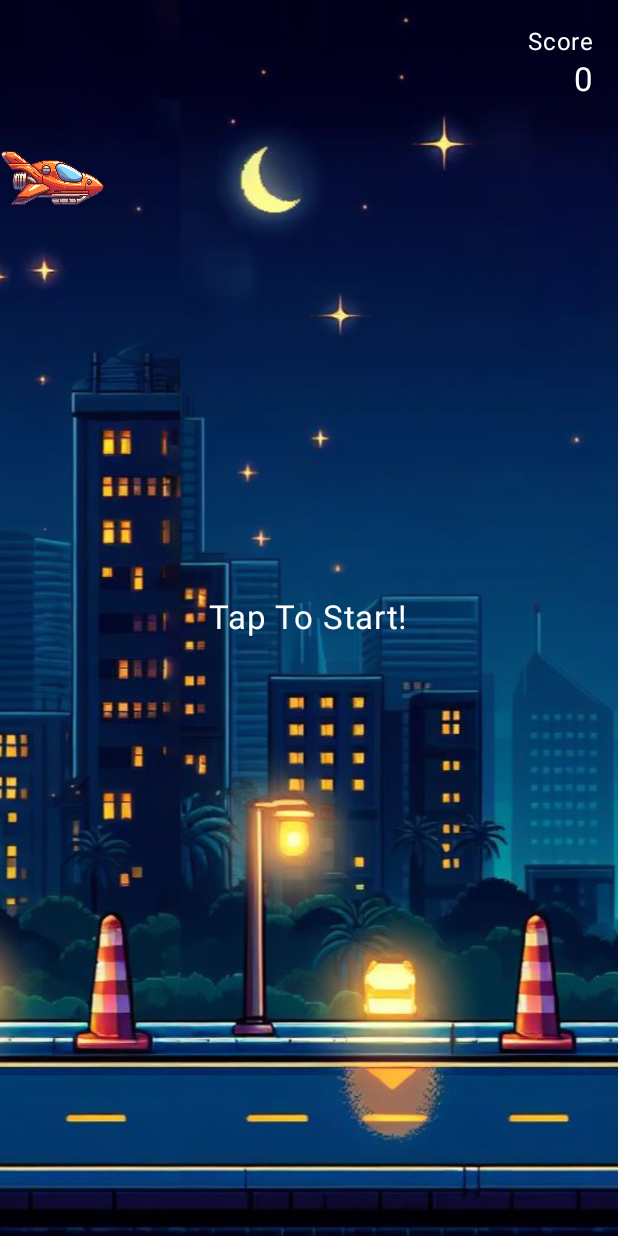
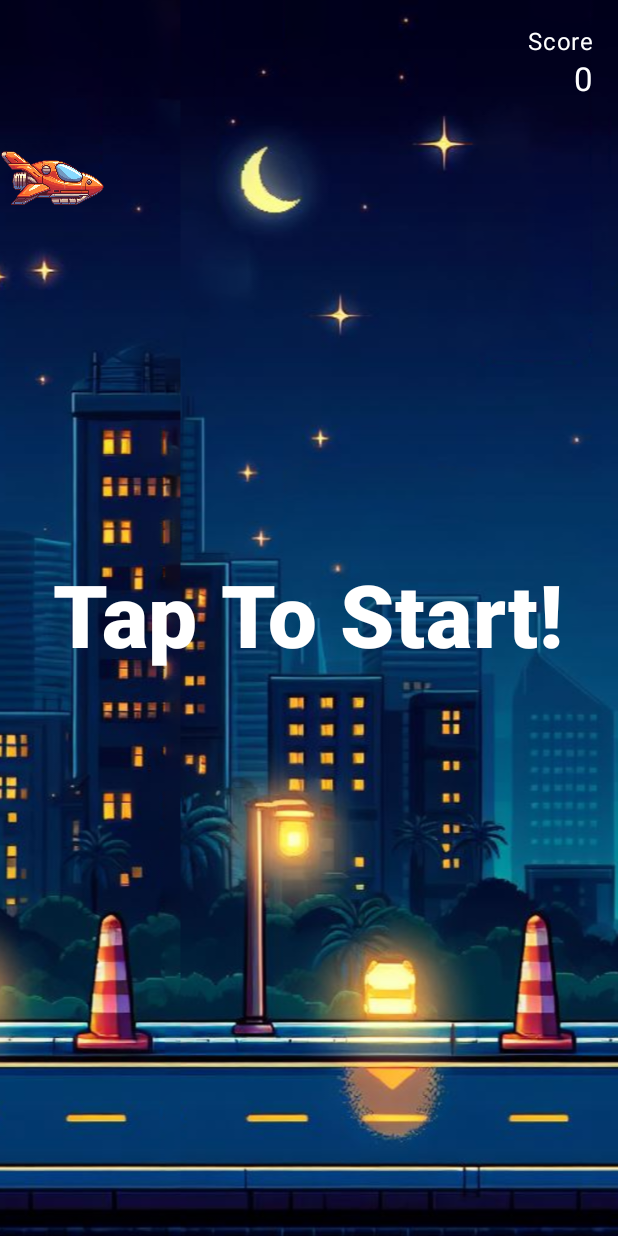
Before and after one commit to adibfara/FlappyCar, an Android app built with Jetpack Compose: the screen it shows after launch (MainActivity), on a phone screen of 412 x 824 dp. Run offline under Robolectric (Android 15) with nearby library versions, the phone set to English and light mode, and no system bars.

Commit message:
Refactor Float to DP

```diff
--- a/app/src/main/java/io/github/adibfara/flappygame/ui/game/logic/BlockMovementLogic.kt
+++ b/app/src/main/java/io/github/adibfara/flappygame/ui/game/logic/BlockMovementLogic.kt
@@ -2,6 +2,8 @@ package io.github.adibfara.flappygame.ui.game.logic
 
 import android.os.Parcel
 import android.os.Parcelable
+import androidx.compose.ui.unit.Dp
+import androidx.compose.ui.unit.dp
 import io.github.adibfara.flappygame.ui.game.engine.GameLogic
 import io.github.adibfara.flappygame.ui.game.model.Block
 import io.github.adibfara.flappygame.ui.game.model.Pipe
@@ -24,11 +26,11 @@ class BlockMovementLogic(
 
     override fun onUpdate(deltaTime: Float) {
         updateBlockX { x ->
-            x - (deltaTime * scrollAmount)
+            x - (scrollAmount * deltaTime).dp
         }
     }
 
-    private fun updateBlockX(update: (Float) -> Float) {
+    private fun updateBlockX(update: (Dp) -> Dp) {
         _blockPosition.update { blocks ->
             blocks.map { block ->
                 block.copy(
--- a/app/src/main/java/io/github/adibfara/flappygame/ui/game/logic/BlockSpawnerLogic.kt
+++ b/app/src/main/java/io/github/adibfara/flappygame/ui/game/logic/BlockSpawnerLogic.kt
@@ -1,5 +1,6 @@
 package io.github.adibfara.flappygame.ui.game.logic
 
+import androidx.compose.ui.unit.dp
 import io.github.adibfara.flappygame.ui.game.model.GameStatus
 import io.github.adibfara.flappygame.ui.game.model.Viewport
 import kotlinx.coroutines.CoroutineScope
@@ -35,7 +36,7 @@ class BlockSpawnerLogic(
             val randomTime = 1500 + (Random().nextFloat() * 1000)
             delay(randomTime.toLong())
             val existingBlock = blockMovementLogic.blockPosition.value.firstOrNull {
-                it.topPipe.x < -100
+                it.topPipe.x < blockDestructionPoint
             }
             val createBlock = blockCreator.createBlock()
             if (existingBlock != null) {
@@ -50,4 +51,9 @@ class BlockSpawnerLogic(
             }
         }
     }
+
+    companion object {
+        private val blockDestructionPoint = (-100).dp
+
+    }
 }
--- a/app/src/main/java/io/github/adibfara/flappygame/ui/game/logic/PlayerCollisionLogic.kt
+++ b/app/src/main/java/io/github/adibfara/flappygame/ui/game/logic/PlayerCollisionLogic.kt
@@ -1,5 +1,6 @@
 package io.github.adibfara.flappygame.ui.game.logic
 
+import androidx.compose.ui.unit.dp
 import io.github.adibfara.flappygame.ui.game.engine.GameLogic
 import io.github.adibfara.flappygame.ui.game.model.Pipe
 import io.github.adibfara.flappygame.ui.game.model.Player
@@ -20,7 +21,7 @@ class PlayerCollisionLogic(
 
     private fun checkPlayerOutOfBounds(): Boolean {
         val playerY = playerLogic.player.value.y
-        if (playerY > viewport.height || playerY < -50) {
+        if (playerY > viewport.height || playerY < (-50).dp) {
             gameStatusLogic.gameOver()
             return true
         }
--- a/app/src/main/java/io/github/adibfara/flappygame/ui/game/model/Player.kt
+++ b/app/src/main/java/io/github/adibfara/flappygame/ui/game/model/Player.kt
@@ -2,14 +2,15 @@ package io.github.adibfara.flappygame.ui.game.model
 
 import androidx.compose.ui.geometry.Offset
 import androidx.compose.ui.geometry.Rect
+import androidx.compose.ui.unit.Dp
 import androidx.compose.ui.unit.dp
 
 data class Player(
-    val y: Float,
+    val y: Dp,
     val speed: Float,
     val size: Size = Size(70f, 36.65f)
 ) {
-    val rect = Rect(Offset(0f, y), size.toComposeSize())
+    val rect = Rect(Offset(0f, y.value), size.toComposeSize())
 
     companion object {
         const val acceleration = 0.001f
--- a/app/src/main/java/io/github/adibfara/flappygame/ui/game/model/Viewport.kt
+++ b/app/src/main/java/io/github/adibfara/flappygame/ui/game/model/Viewport.kt
@@ -1,3 +1,5 @@
 package io.github.adibfara.flappygame.ui.game.model
 
-data class Viewport(val width: Float, val height: Float)
+import androidx.compose.ui.unit.Dp
+
+data class Viewport(val width: Dp, val height: Dp)
--- a/app/src/main/java/io/github/adibfara/flappygame/ui/game/ui/Game.kt
+++ b/app/src/main/java/io/github/adibfara/flappygame/ui/game/ui/Game.kt
@@ -30,11 +30,8 @@ import io.github.adibfara.flappygame.ui.game.ui.components.Score
 fun Game(modifier: Modifier = Modifier) {
     BoxWithConstraints(modifier = modifier) {
 
-        val maxWidthPx = maxWidth.value
-        val maxHeightPx = maxHeight.value
-
         val viewPort = remember {
-            Viewport(maxWidthPx, maxHeightPx)
+            Viewport(maxWidth, maxHeight)
         }
         val di = rememberDI(viewPort)
 
--- a/app/src/main/java/io/github/adibfara/flappygame/ui/game/ui/components/GameStartUI.kt
+++ b/app/src/main/java/io/github/adibfara/flappygame/ui/game/ui/components/GameStartUI.kt
@@ -7,6 +7,7 @@ import androidx.compose.runtime.collectAsState
 import androidx.compose.ui.Alignment
 import androidx.compose.ui.Modifier
 import androidx.compose.ui.graphics.Color
+import androidx.compose.ui.text.font.FontWeight
 import androidx.compose.ui.unit.sp
 import io.github.adibfara.flappygame.ui.game.di.GameDI
 import io.github.adibfara.flappygame.ui.game.model.GameStatus
@@ -20,6 +21,7 @@ internal fun BoxScope.GameStartUI(di: GameDI) {
             "Tap To Start!",
             color = Color.White,
             modifier = Modifier.align(Alignment.Center),
-            fontSize = 22.sp
+            fontSize = 58.sp,
+            fontWeight = FontWeight.Black
         )
 }
--- a/app/src/main/java/io/github/adibfara/flappygame/ui/game/ui/components/Pipe.kt
+++ b/app/src/main/java/io/github/adibfara/flappygame/ui/game/ui/components/Pipe.kt
@@ -23,9 +23,9 @@ internal fun Pipe(pipe: Pipe, modifier: Modifier = Modifier) {
         contentDescription = null,
         modifier
             .offset {
-                IntOffset(pipe.x.dp.roundToPx(), pipe.topY.dp.roundToPx())
+                IntOffset(pipe.x.roundToPx(), pipe.topY.roundToPx())
             }
-            .size(pipe.width.dp, (pipe.bottomY - pipe.topY).dp)
+            .size(pipe.width, (pipe.bottomY - pipe.topY))
             .background(Color.Green),
         contentScale = ContentScale.FillBounds
     )
--- a/app/src/main/java/io/github/adibfara/flappygame/ui/game/ui/components/Player.kt
+++ b/app/src/main/java/io/github/adibfara/flappygame/ui/game/ui/components/Player.kt
@@ -32,7 +32,7 @@ internal fun Player(
             contentDescription = null,
             Modifier
                 .offset {
-                    IntOffset(x = 0, y = player.value.y.dp.roundToPx())
+                    IntOffset(x = 0, y = player.value.y.roundToPx())
                 }
                 .size(player.value.size.toDpSize())
                 .graphicsLayer {
```
Also changed, not shown: app/src/main/java/io/github/adibfara/flappygame/ui/game/logic/BlockCreator.kt (+4 -3 lines), app/src/main/java/io/github/adibfara/flappygame/ui/game/logic/PlayerLogic.kt (+6 -5 lines), app/src/main/java/io/github/adibfara/flappygame/ui/game/model/Block.kt (+10 -5 lines), app/src/main/java/io/github/adibfara/flappygame/ui/game/ui/components/GameOverUI.kt (+5 -3 lines).
